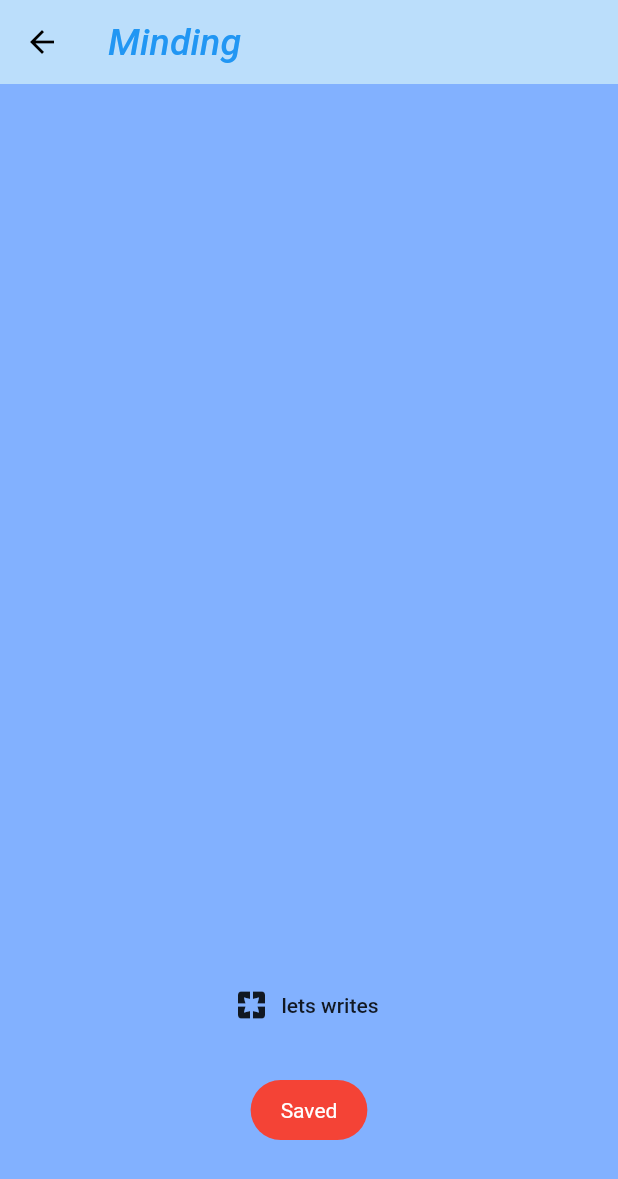
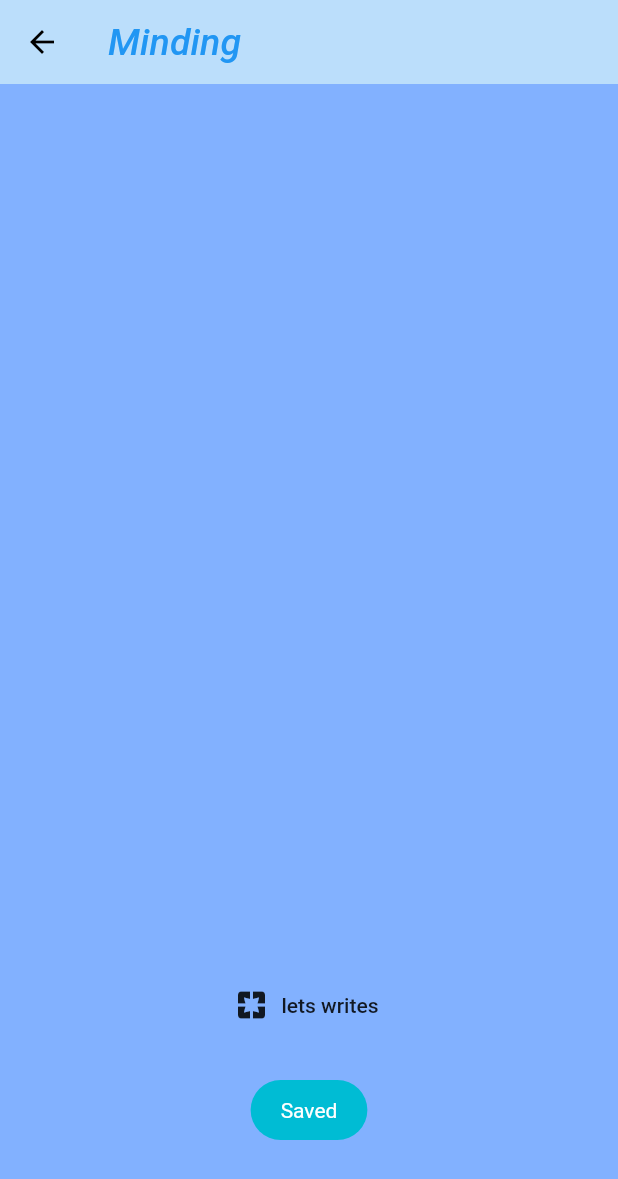
Before and after one commit to hema2019-am/clamer, a Flutter app: the WritingText screen opened directly, after a tap on "Save", on a phone screen of 412 x 824 dp. Shown: the top 1179 px of the screen. Run offline on Flutter 3.47's test engine with Material 2 defaults, Android fonts, the phone set to English and light mode, and no system bars; our stand-ins replace carousel_pro, cloud_firestore, connectivity, flutter_svg, fluttertoast, permission_handler and 1 more; missing offline and left inert: audioplayer, flutter_pdfview; accounts and stored records are empty.

Commit message:
initial commet

```diff
--- a/lib/screens/WrirtingText.dart
+++ b/lib/screens/WrirtingText.dart
@@ -98,7 +98,7 @@ class _WritingTextState extends State<WritingText> {
                             toastLength: Toast.LENGTH_SHORT,
                             gravity: ToastGravity.BOTTOM,
                             timeInSecForIosWeb: 1,
-                            backgroundColor: Colors.red,
+                            backgroundColor: Colors.cyan[500],
                             textColor: Colors.white);
 
                         Navigator.pushReplacement(
```
Also changed, not shown: lib/screens/Texting.dart (line endings or trailing spaces).
